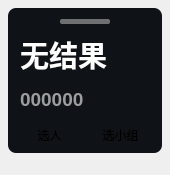
The window that ui/dark/widget-no-avatar.ui (windyslime/RandPicker-1) describes before a commit, drawn with Qt 5.
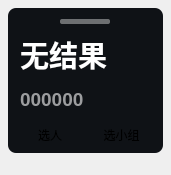
The same window after the commit. Custom widgets are drawn as their Qt base class.

```diff
--- a/ui/dark/widget-no-avatar.ui
+++ b/ui/dark/widget-no-avatar.ui
@@ -12,7 +12,7 @@
   </property>
   <property name="minimumSize">
    <size>
-    <width>145</width>
+    <width>0</width>
     <height>0</height>
    </size>
   </property>
@@ -44,6 +44,12 @@
      <property name="frameShadow">
       <enum>QFrame::Raised</enum>
      </property>
+     <property name="minimumSize">
+      <size>
+       <width>155</width>
+       <height>0</height>
+      </size>
+     </property>
      <layout class="QVBoxLayout" name="verticalLayout_3">
       <item>
        <layout class="QHBoxLayout" name="horizontalLayout_2">
```
